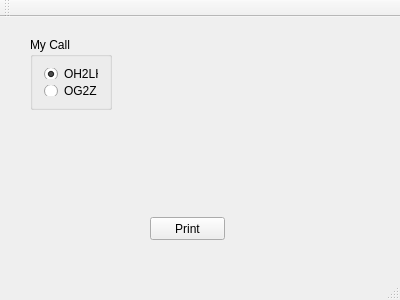
Above: mainwindow.ui from eloranta/print-qsl before the change. Below: the same form after it.
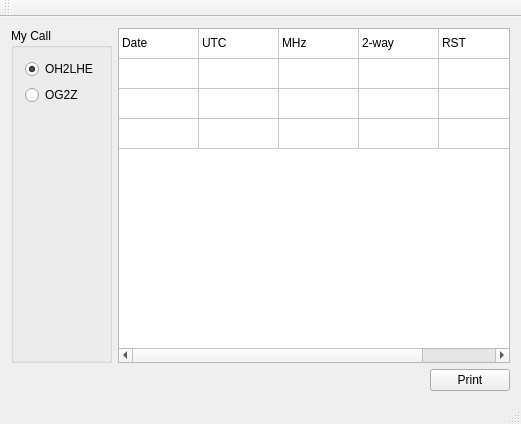
That is the form after the change.

Commit message: feature/real data

Diff of the .ui file:
```diff
--- a/mainwindow.ui
+++ b/mainwindow.ui
@@ -6,36 +6,17 @@
    <rect>
     <x>0</x>
     <y>0</y>
-    <width>400</width>
-    <height>300</height>
+    <width>521</width>
+    <height>424</height>
    </rect>
   </property>
   <property name="windowTitle">
    <string>Print QSL</string>
   </property>
   <widget class="QWidget" name="centralWidget">
-   <widget class="QPushButton" name="pushButton">
-    <property name="geometry">
-     <rect>
-      <x>150</x>
-      <y>200</y>
-      <width>75</width>
-      <height>23</height>
-     </rect>
-    </property>
-    <property name="text">
-     <string>Print</string>
-    </property>
-   </widget>
+   <layout class="QGridLayout" name="gridLayout">
+    <item row="0" column="0">
    <widget class="QGroupBox" name="groupBox">
-    <property name="geometry">
-     <rect>
-      <x>30</x>
-      <y>20</y>
-      <width>82</width>
-      <height>73</height>
-     </rect>
-    </property>
     <property name="title">
      <string>My Call</string>
     </property>
@@ -57,8 +38,115 @@
        </property>
       </widget>
      </item>
-    </layout>
-   </widget>
+       <item>
+        <spacer name="verticalSpacer">
+         <property name="orientation">
+          <enum>Qt::Vertical</enum>
+         </property>
+         <property name="sizeHint" stdset="0">
+          <size>
+           <width>20</width>
+           <height>40</height>
+          </size>
+         </property>
+        </spacer>
+       </item>
+      </layout>
+     </widget>
+    </item>
+    <item row="0" column="1">
+     <widget class="QTableWidget" name="tableWidget">
+      <property name="autoScroll">
+       <bool>false</bool>
+      </property>
+      <property name="showDropIndicator" stdset="0">
+       <bool>false</bool>
+      </property>
+      <property name="wordWrap">
+       <bool>false</bool>
+      </property>
+      <property name="cornerButtonEnabled">
+       <bool>false</bool>
+      </property>
+      <property name="rowCount">
+       <number>4</number>
+      </property>
+      <property name="columnCount">
+       <number>5</number>
+      </property>
+      <attribute name="horizontalHeaderVisible">
+       <bool>false</bool>
+      </attribute>
+      <attribute name="horizontalHeaderDefaultSectionSize">
+       <number>80</number>
+      </attribute>
+      <attribute name="horizontalHeaderHighlightSections">
+       <bool>false</bool>
+      </attribute>
+      <attribute name="verticalHeaderVisible">
+       <bool>false</bool>
+      </attribute>
+      <row/>
+      <row/>
+      <row/>
+      <row/>
+      <column/>
+      <column/>
+      <column/>
+      <column/>
+      <column/>
+      <item row="0" column="0">
+       <property name="text">
+        <string>Date</string>
+       </property>
+      </item>
+      <item row="0" column="1">
+       <property name="text">
+        <string>UTC</string>
+       </property>
+      </item>
+      <item row="0" column="2">
+       <property name="text">
+        <string>MHz</string>
+       </property>
+      </item>
+      <item row="0" column="3">
+       <property name="text">
+        <string>2-way</string>
+       </property>
+      </item>
+      <item row="0" column="4">
+       <property name="text">
+        <string>RST</string>
+       </property>
+      </item>
+     </widget>
+    </item>
+    <item row="1" column="0" colspan="2">
+     <layout class="QHBoxLayout" name="horizontalLayout">
+      <item>
+       <spacer name="horizontalSpacer">
+        <property name="orientation">
+         <enum>Qt::Horizontal</enum>
+        </property>
+        <property name="sizeHint" stdset="0">
+         <size>
+          <width>40</width>
+          <height>20</height>
+         </size>
+        </property>
+       </spacer>
+      </item>
+      <item>
+       <widget class="QPushButton" name="pushButton">
+        <property name="text">
+         <string>Print</string>
+        </property>
+       </widget>
+      </item>
+     </layout>
+    </item>
+   </layout>
   </widget>
   <widget class="QMenuBar" name="menuBar">
    <property name="geometry">
```
Left out of the diff: 2 changed lines with no effect on the pictures. Lines whose indentation alone changed are shown as unchanged. The commit also changes 2 other files.
